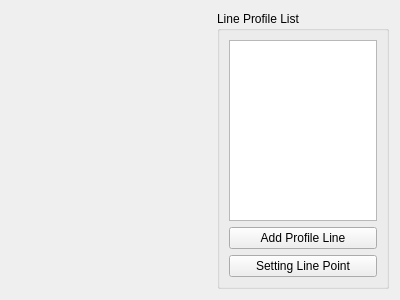
Qt form source/modules/line_profile/LineProfileWidget.ui (josefkoller/ambient_image_processor) before a commit.
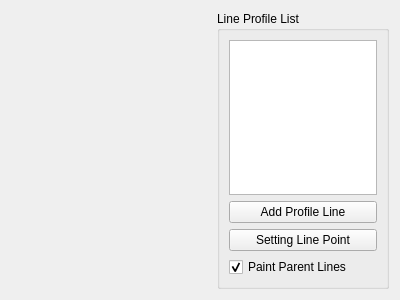
The same form after that commit. Custom widgets are drawn as their Qt base class.

Commit message: option for profile line widget edits the parents lines

Diff of the .ui file:
```diff
--- a/source/modules/line_profile/LineProfileWidget.ui
+++ b/source/modules/line_profile/LineProfileWidget.ui
@@ -75,6 +75,19 @@
         </property>
        </widget>
       </item>
+      <item>
+       <widget class="QCheckBox" name="paint_parent_lines_checkbox">
+        <property name="enabled">
+         <bool>true</bool>
+        </property>
+        <property name="text">
+         <string>Paint Parent Lines</string>
+        </property>
+        <property name="checked">
+         <bool>true</bool>
+        </property>
+       </widget>
+      </item>
      </layout>
     </widget>
    </item>
```
The commit also changes 5 other files.
